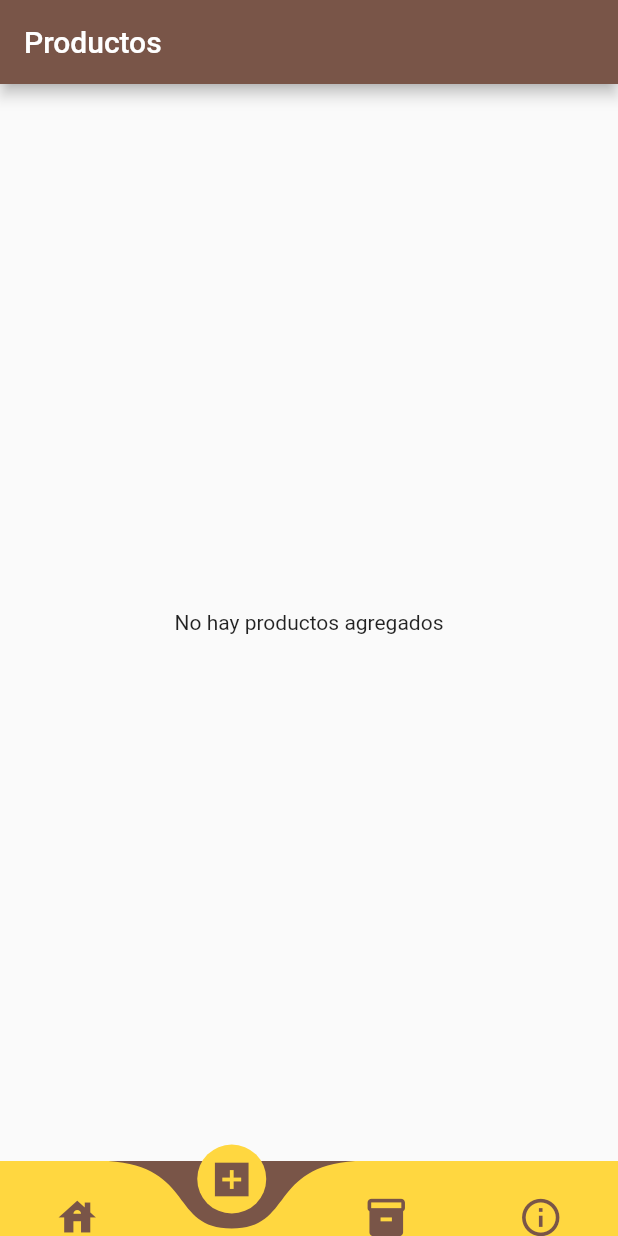
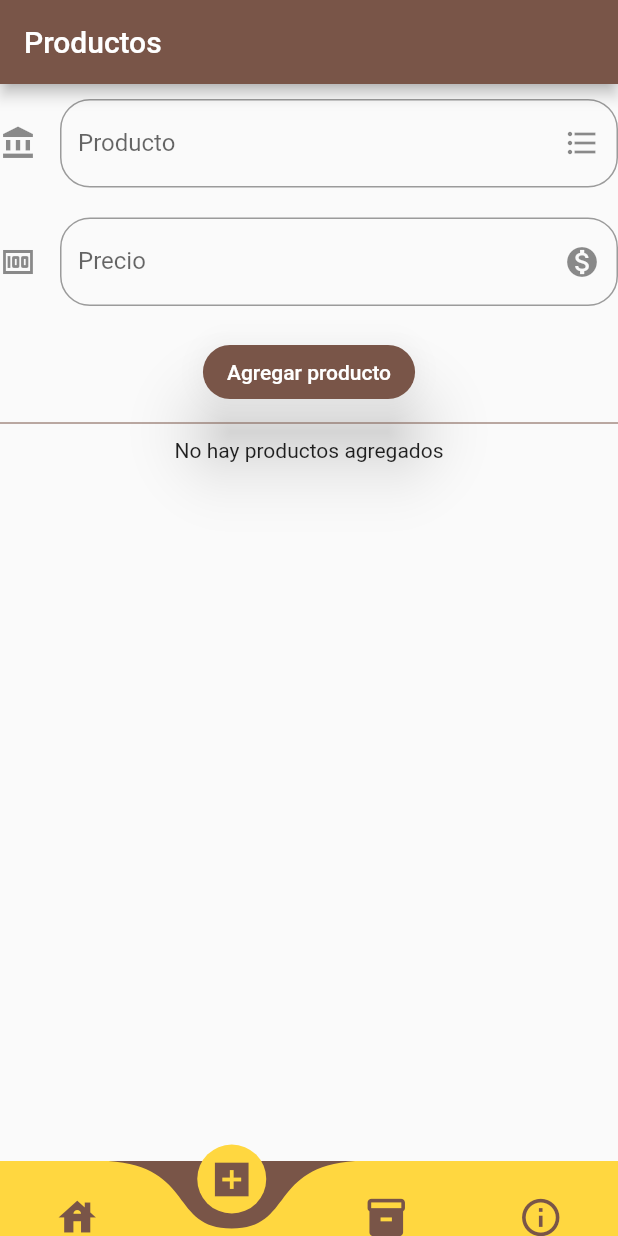
Before and after one commit to smarriagac/inventory_app, a Flutter app: the screen it shows after launch, item 2 of the bottom bar chosen, on a phone screen of 412 x 824 dp. Run offline on Flutter 3.47's test engine with Material 2 defaults, Android fonts, the phone set to English and light mode, and no system bars; drawn by our look-alikes of curved_navigation_bar; our stand-ins replace sqflite; missing offline and left inert: super_qr_reader; accounts and stored records are empty.

```diff
--- a/lib/src/pages/productos_page.dart
+++ b/lib/src/pages/productos_page.dart
@@ -1,4 +1,5 @@
 import 'package:flutter/material.dart';
+
 import 'package:rickpan_app/src/bloc/productos_bloc.dart';
 import 'package:rickpan_app/src/providers/db_provider.dart';
 
@@ -26,15 +27,17 @@ class _ProductosPageState extends State<ProductosPage> {
               return Center(child: CircularProgressIndicator());
             }
             final productoS = snapshot.data;
-            if (productoS.length == 0) {
+/*             if (productoS.length == 0) {
               return Center(child: Text('No hay productos agregados'));
-            }
+            } */
             return Column(
               children: [
                 SizedBox(height: 10.0),
                 _nombredelProducto(),
                 SizedBox(height: 20.0),
                 _preciodelProducto(),
+                SizedBox(height: 20.0),
+                _botonAgregarProducto(),
                 Divider(color: Theme.of(context).primaryColor, height: 20.0),
                 _productosAgregados(productoS),
               ],
@@ -61,7 +64,7 @@ class _ProductosPageState extends State<ProductosPage> {
 
   Widget _preciodelProducto() {
     return TextField(
-        obscureText: true,
+        keyboardType: TextInputType.number,
         decoration: InputDecoration(
             border: OutlineInputBorder(
               borderRadius: BorderRadius.circular(20.0),
@@ -75,7 +78,32 @@ class _ProductosPageState extends State<ProductosPage> {
             }));
   }
 
+  Widget _botonAgregarProducto() {
+    return RaisedButton(
+      elevation: 20.0,
+      color: Theme.of(context).primaryColor,
+      child: Text('Agregar producto'),
+      textColor: Colors.white,
+      shape: RoundedRectangleBorder(borderRadius: BorderRadius.circular(20.0)),
+      onPressed: _validaciondeDatos,
+    );
+  }
+
+  _validaciondeDatos() {
+    setState(() {});
+    if (_producto != null && _precio != null) {
+      print(_producto);
+      print(_precio);
+    }
+    if (_producto == '' && _precio == '') {
+      print('ni verga');
+    }
+  }
+
   Widget _productosAgregados(List<ProductosModel> productoS) {
+    if (productoS.length == 0) {
+      return Center(child: Text('No hay productos agregados'));
+    }
     return Flexible(
       child: ListView.builder(
         itemCount: productoS.length,
```
